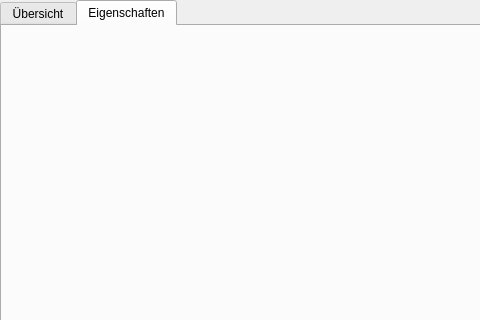
First picture: the form in mainwindow.ui, repository Tsuyochie/Tsuzo, before the edit; both pictures show x 0 to 480 and y 0 to 320 of the 1033 by 640 pixel window.
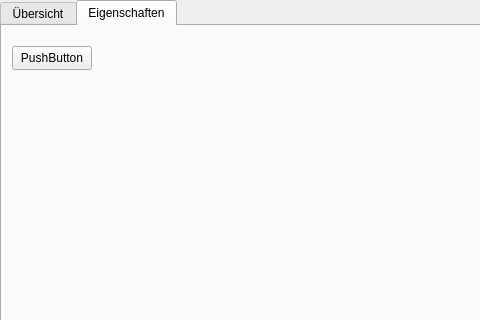
Second picture: the form after the edit. The open tabs and pages were chosen to show the change. Icons and pictures are not drawn.

Commit message: button hinzugehfügt in reiter Eigenschaften

```diff
--- a/mainwindow.ui
+++ b/mainwindow.ui
@@ -524,6 +524,19 @@
      <attribute name="title">
       <string>Eigenschaften</string>
      </attribute>
+     <widget class="QPushButton" name="pushButton">
+      <property name="geometry">
+       <rect>
+        <x>10</x>
+        <y>20</y>
+        <width>80</width>
+        <height>24</height>
+       </rect>
+      </property>
+      <property name="text">
+       <string>PushButton</string>
+      </property>
+     </widget>
     </widget>
    </widget>
   </widget>
```
Left out of the diff: 4 changed lines with no effect on the pictures. The commit also changes 1 other file.
